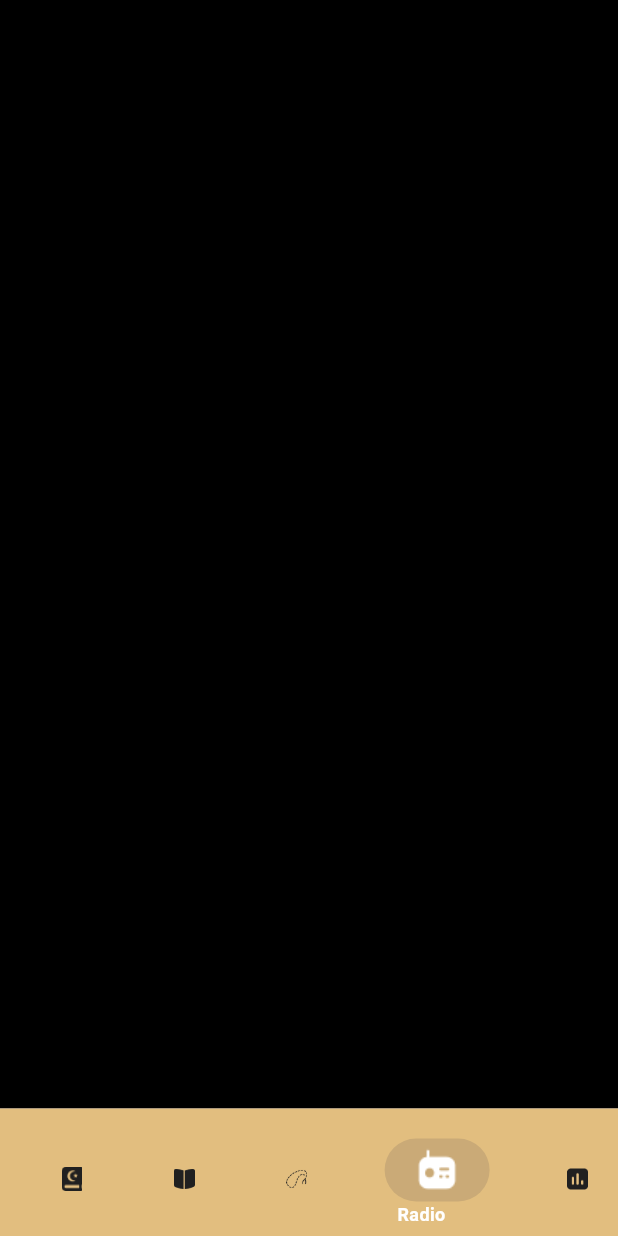
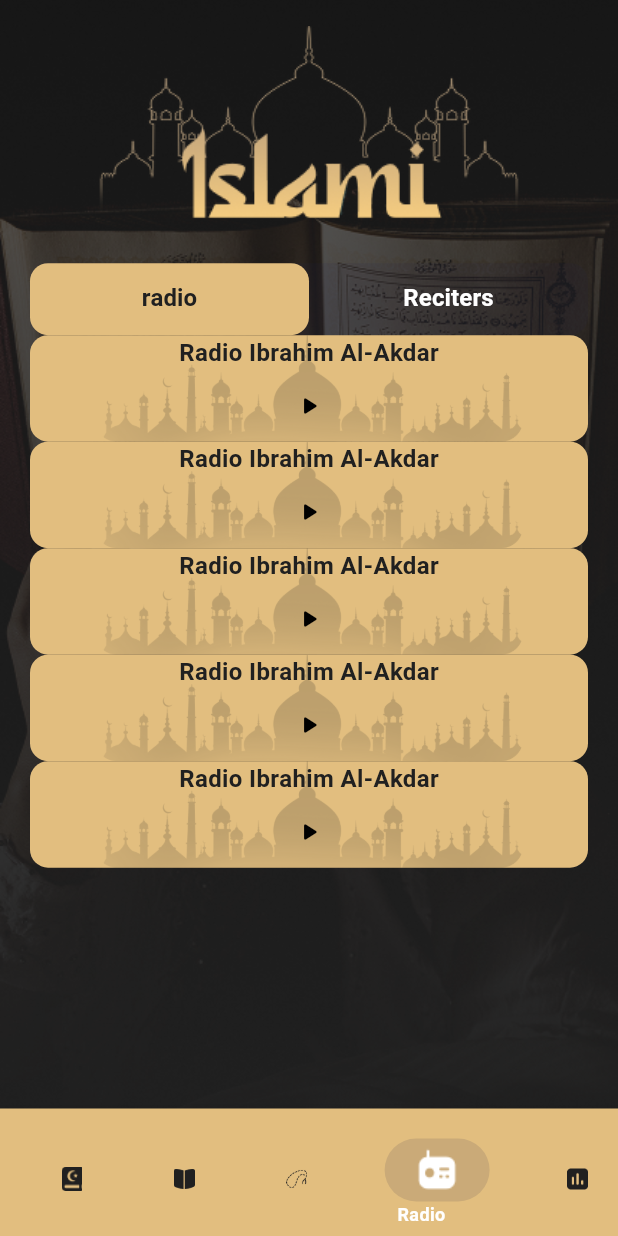
Before and after one commit to mohammedkhattab2/islami_app, a Flutter app: the Home screen opened by its route, item 4 of the bottom bar chosen, on a phone screen of 412 x 824 dp. Run offline on Flutter 3.47's test engine with Material 3 defaults, Android fonts, the phone set to English and light mode, and no system bars; our stand-ins replace carousel_slider, shared_preferences; accounts and stored records are empty.

Commit message:
work on radio screen

```diff
--- /dev/null
+++ b/lib/ui/screens/home/tabs/radio/radio_item.dart
@@ -0,0 +1,27 @@
+import 'package:flutter/material.dart';
+import 'package:islami_app/ui/utilits/app_assets.dart';
+import 'package:islami_app/ui/utilits/app_colors.dart';
+import 'package:islami_app/ui/utilits/app_text%20_styles.dart';
+
+class RadioItem extends StatelessWidget {
+  const RadioItem({super.key});
+
+  @override
+  Widget build(BuildContext context) {
+    return Container(
+      decoration: BoxDecoration(
+        borderRadius: BorderRadius.circular(12),
+        color: AppColors.primary,
+        image: DecorationImage(image: AssetImage(AppAssets.radioTabBackground),),
+      ),
+      child: Column(
+        children: [
+          Text("Radio Ibrahim Al-Akdar", style: AppTextStyles.blackBold16,),
+          IconButton(onPressed: (){}, icon: Icon(Icons.play_arrow_rounded , size: 20 , color: Colors.black,))
+        ],
+      )
+
+
+    );
+  }
+}
--- a/lib/ui/screens/home/tabs/radio/radio_tab.dart
+++ b/lib/ui/screens/home/tabs/radio/radio_tab.dart
@@ -1,11 +1,71 @@
 import 'package:flutter/material.dart';
+import 'package:islami_app/ui/screens/home/tabs/radio/radio_item.dart';
 import 'package:islami_app/ui/utilits/app_assets.dart';
+import 'package:islami_app/ui/utilits/app_colors.dart';
+import 'package:islami_app/ui/utilits/app_text%20_styles.dart';
 
 class RadioTab extends StatelessWidget {
   const RadioTab({super.key});
 
   @override
   Widget build(BuildContext context) {
-    return Scaffold(backgroundColor: Colors.black);
+    return Container(
+      decoration: BoxDecoration(
+        image: DecorationImage(
+          image: AssetImage(AppAssets.radioBackground),
+          fit: BoxFit.cover,
+        ),
+      ),
+      child: DefaultTabController(
+        length: 2,
+        child: Padding(
+          padding: const EdgeInsets.symmetric(horizontal: 20),
+          child: Column(
+            children: [
+              Image.asset(AppAssets.islamiLogo, width: double.infinity),
+              Container(
+                decoration: BoxDecoration(
+                  borderRadius: BorderRadius.circular(12),
+                  color: const Color.fromARGB(31, 32, 32, 70),
+                ),
+
+                child: TabBar(
+                  indicatorSize: TabBarIndicatorSize.tab,
+                  dividerHeight: 0,
+                  indicator: BoxDecoration(
+                    borderRadius: BorderRadius.circular(12),
+                    color: AppColors.primary,
+                  ),
+                  unselectedLabelStyle: AppTextStyles.whiteBold16,
+                  labelStyle: AppTextStyles.blackBold16,
+                  tabs: [
+                    Tab(child: Text("radio")),
+                    Tab(child: Text("Reciters")),
+                  ],
+                ),
+              ),
+              Expanded(
+                child: TabBarView(
+                  children: [
+                    ListView.builder(
+                      itemCount: 5,
+                      itemBuilder: (context, index) {
+                        return RadioItem();
+                      },
+                    ),
+                    ListView.builder(
+                      itemCount: 5,
+                      itemBuilder: (context, index) {
+                        return RadioItem();
+                      },
+                    ),
+                  ],
+                ),
+              ),
+            ],
+          ),
+        ),
+      ),
+    );
   }
 }
--- a/lib/ui/utilits/app_assets.dart
+++ b/lib/ui/utilits/app_assets.dart
@@ -25,4 +25,6 @@ abstract final class AppAssets {
   static const String introscreen3 = "assets/images/introscreen3.png";
   static const String introscreen4 = "assets/images/introscreen4.png";
   static const String introscreen5 = "assets/images/introscreen5.png";
+  static const String radioBackground = "assets/images/radio_background.png";
+  static const String radioTabBackground = "assets/images/radio_tab_background.png";
 }
--- a/lib/ui/utilits/app_colors.dart
+++ b/lib/ui/utilits/app_colors.dart
@@ -4,6 +4,6 @@ abstract final class AppColors {
   static const Color gold = Color(0xFFe2be7f);
   static const Color white = Colors.white;
   static const Color black = Color(0xFF202020);
-  static const Color blackWithOpacity60 = Color.fromARGB(32, 32, 32, 60);
+  static const Color blackWithOpacity60 = Color.fromARGB(32, 32, 32, 70);
   static const Color primary = Color(0xFFE2BE7F);
 }
```
Also changed, not shown: assets/images/2.0x/radio_tab_background.png (added), assets/images/3.0x/radio_tab_background.png (added), assets/images/radio_background.png (added), assets/images/radio_tab_background.png (added).
